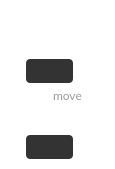
Qt form src/MEGASync/stalled_issues/gui/win/StalledIssueFilePath.ui (meganz/MEGAsync) before a commit.
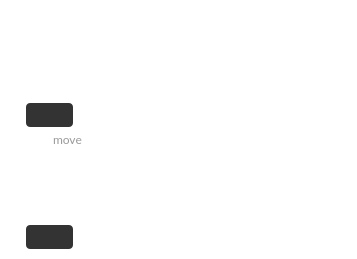
The same form after that commit. Icons and pictures are not drawn. Custom widgets are drawn as their Qt base class.

Commit message: Added wordwrap file paths

What changed in the file:
```diff
--- a/src/MEGASync/stalled_issues/gui/win/StalledIssueFilePath.ui
+++ b/src/MEGASync/stalled_issues/gui/win/StalledIssueFilePath.ui
@@ -6,8 +6,8 @@
    <rect>
     <x>0</x>
     <y>0</y>
-    <width>115</width>
-    <height>169</height>
+    <width>357</width>
+    <height>259</height>
    </rect>
   </property>
   <property name="sizePolicy">
@@ -248,7 +248,7 @@
         <property name="itsHover" stdset="0">
          <bool>false</bool>
         </property>
-        <layout class="QHBoxLayout" name="horizontalLayout" stretch="0,0,0">
+        <layout class="QHBoxLayout" name="horizontalLayout" stretch="0,1,0">
          <property name="spacing">
           <number>6</number>
          </property>
@@ -293,15 +293,24 @@
           </widget>
          </item>
          <item>
-          <widget class="QLabel" name="filePath">
+          <widget class="WordWrapLabel" name="filePathEdit">
            <property name="sizePolicy">
             <sizepolicy hsizetype="Expanding" vsizetype="Preferred">
              <horstretch>0</horstretch>
              <verstretch>0</verstretch>
             </sizepolicy>
            </property>
-           <property name="text">
-            <string/>
+           <property name="frameShape">
+            <enum>QFrame::NoFrame</enum>
+           </property>
+           <property name="frameShadow">
+            <enum>QFrame::Plain</enum>
+           </property>
+           <property name="readOnly">
+            <bool>true</bool>
+           </property>
+           <property name="textInteractionFlags">
+            <set>Qt::NoTextInteraction</set>
            </property>
           </widget>
          </item>
@@ -633,7 +642,7 @@
         <property name="itsHover" stdset="0">
          <bool>false</bool>
         </property>
-        <layout class="QHBoxLayout" name="horizontalLayout_2" stretch="0,1,0,0">
+        <layout class="QHBoxLayout" name="horizontalLayout_2" stretch="0,1,0">
          <property name="spacing">
           <number>6</number>
          </property>
@@ -678,31 +687,15 @@
           </widget>
          </item>
          <item>
-          <widget class="QLabel" name="moveFilePath">
+          <widget class="WordWrapLabel" name="moveFilePathEdit">
            <property name="sizePolicy">
             <sizepolicy hsizetype="Expanding" vsizetype="Preferred">
              <horstretch>0</horstretch>
              <verstretch>0</verstretch>
             </sizepolicy>
            </property>
-           <property name="text">
-            <string/>
-           </property>
           </widget>
          </item>
-         <item>
-          <spacer name="horizontalSpacer_2">
-           <property name="orientation">
-            <enum>Qt::Horizontal</enum>
-           </property>
-           <property name="sizeHint" stdset="0">
-            <size>
-             <width>0</width>
-             <height>0</height>
-            </size>
-           </property>
-          </spacer>
-         </item>
          <item>
           <widget class="QLabel" name="moveFilePathAction">
            <property name="sizePolicy">
@@ -917,6 +910,13 @@
    </item>
   </layout>
  </widget>
+ <customwidgets>
+  <customwidget>
+   <class>WordWrapLabel</class>
+   <extends>QTextEdit</extends>
+   <header>WordWrapLabel.h</header>
+  </customwidget>
+ </customwidgets>
  <resources>
   <include location="../../../gui/Resources_win.qrc"/>
  </resources>
```
Left out of the diff: 16 changed lines with no effect on the pictures. The commit also changes 17 other files.
